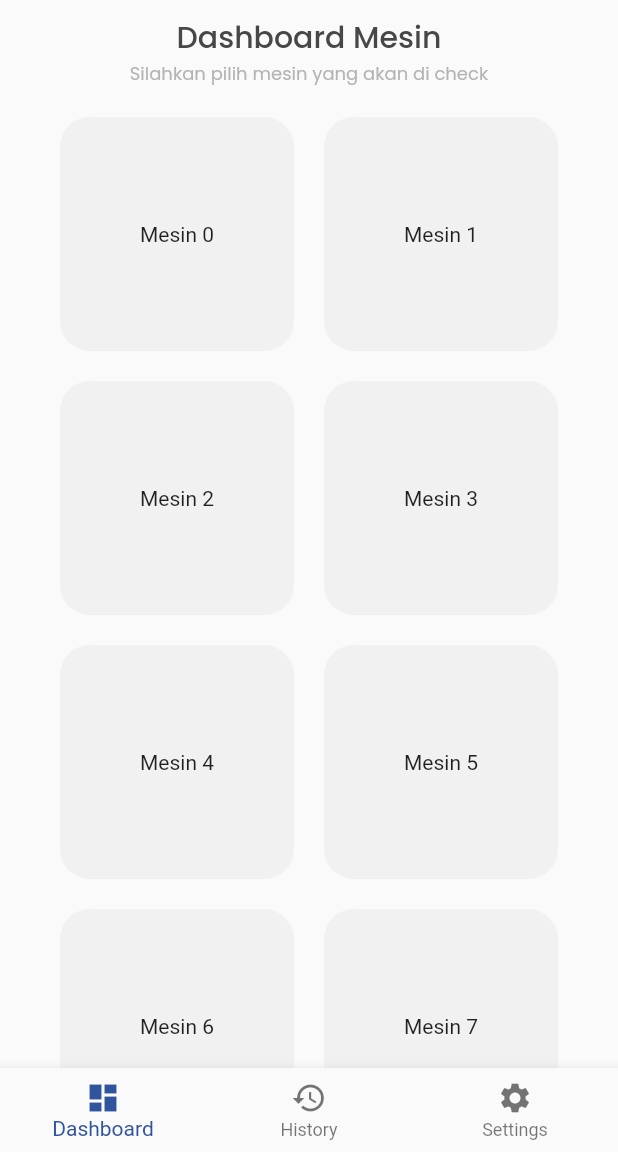
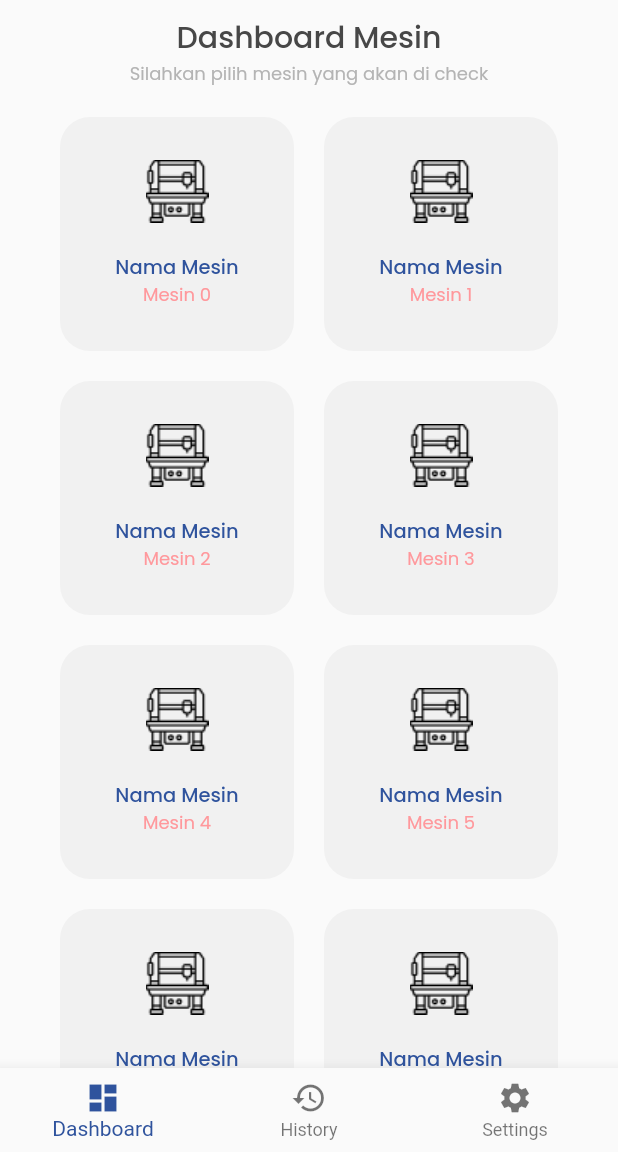
Before and after one commit to AliArRidla/reka-mobile, a Flutter app: the MainPage screen opened by its route, on a phone screen of 412 x 824 dp, the part 84-1236 px from its top. Run offline on Flutter 3.47's test engine with Material 2 defaults, Android fonts, the light colour scheme and no system bars; our stand-ins replace google_fonts; accounts and stored records are empty.

Commit message:
perbaikan ui button

```diff
--- a/lib/pages/home/home_page.dart
+++ b/lib/pages/home/home_page.dart
@@ -1,7 +1,7 @@
 import 'package:flutter/material.dart';
-import 'package:reka/pages/history/history_page.dart';
+// import 'package:reka/pages/history/history_page.dart';
 import 'package:reka/pages/pengecekan/pengecekan_page.dart';
-import 'package:reka/pages/settings/settings_page.dart';
+// import 'package:reka/pages/settings/settings_page.dart';
 import 'package:reka/theme.dart';
 
 class HomePage extends StatefulWidget {
@@ -16,24 +16,8 @@ class _HomePageState extends State<HomePage> {
       List.generate(10, (index) => {"id": index, "name": "Mesin $index"})
           .toList();
   int selectedPage = 2;
-  static const TextStyle optionStyle =
-      TextStyle(fontSize: 30, fontWeight: FontWeight.bold);
-  static const List<Widget> _widgetOptions = <Widget>[
-    Text(
-      'Index 0: Dashboard',
-      style: optionStyle,
-    ),
-    Text(
-      'Index 1: Machines',
-      style: optionStyle,
-    ),
-    Text(
-      'Index 2: Settings',
-      style: optionStyle,
-    ),
-  ];
 
-  final List<Widget> _myPages = [HomePage(), HistoryPage(), SettingPage()];
+  // final List<Widget> _myPages = [HomePage(), HistoryPage(), SettingPage()];
 
   @override
   Widget build(BuildContext context) {
@@ -86,7 +70,30 @@ class _HomePageState extends State<HomePage> {
                             borderRadius: BorderRadius.circular(20),
                           ),
                           child: Center(
-                            child: Text(myProducts[index]["name"]),
+                            child: Column(
+                              crossAxisAlignment: CrossAxisAlignment.center,
+                              mainAxisAlignment: MainAxisAlignment.center,
+                              children: [
+                                Padding(
+                                  padding: const EdgeInsets.only(bottom: 20),
+                                  child: Image(
+                                    image: AssetImage(
+                                        "assets/images/mesins/machine-1.png"),
+                                  ),
+                                ),
+                                Text(
+                                  "Nama Mesin",
+                                  style: duaTextStyle.copyWith(
+                                      color: primaryColor,
+                                      fontWeight: FontWeight.w500),
+                                ),
+                                Text(
+                                  myProducts[index]["name"],
+                                  style: tigaTextStyle.copyWith(
+                                      color: secondaryColor),
+                                ),
+                              ],
+                            ),
                           ),
                         ),
                       );
--- a/lib/pages/main_page.dart
+++ b/lib/pages/main_page.dart
@@ -18,22 +18,6 @@ class _MainPageState extends State<MainPage> {
       List.generate(10, (index) => {"id": index, "name": "Product $index"})
           .toList();
   int selectedPage = 0;
-  static const TextStyle optionStyle =
-      TextStyle(fontSize: 30, fontWeight: FontWeight.bold);
-  static const List<Widget> _widgetOptions = <Widget>[
-    Text(
-      'Index 0: Dashboard',
-      style: optionStyle,
-    ),
-    Text(
-      'Index 1: Machines',
-      style: optionStyle,
-    ),
-    Text(
-      'Index 2: Settings',
-      style: optionStyle,
-    ),
-  ];
 
   final List<Widget> _myPages = [HomePage(), HistoryPage(), SettingPage(),PengecekanPage()];
 
--- a/pubspec.yaml
+++ b/pubspec.yaml
@@ -57,7 +57,9 @@ flutter:
 
   # To add assets to your application, add an assets section, like this:
   assets:
+    - assets/
     - assets/images/
+    - assets/images/mesins/
     # - assets/icons/
   #   - images/a_dot_burr.jpeg
   #   - images/a_dot_ham.jpeg
```
Also changed, not shown: assets/images/mesins/machine-1.png (added), assets/images/mesins/machine-2.png (added).
